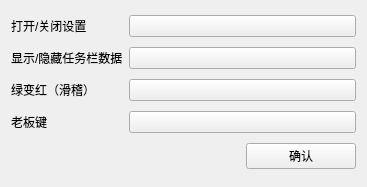
Above: uis/rc_setting/shortcut_key/shortcut_key.ui from YQBaobao/RollerCoaster before the change. Below: the same form after it.
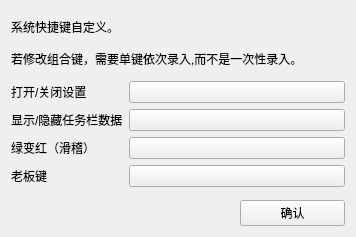
That is the form after the change.

Commit message: FIX:优化页面显示

```diff
--- a/uis/rc_setting/shortcut_key/shortcut_key.ui
+++ b/uis/rc_setting/shortcut_key/shortcut_key.ui
@@ -6,48 +6,70 @@
    <rect>
     <x>0</x>
     <y>0</y>
-    <width>367</width>
-    <height>187</height>
+    <width>356</width>
+    <height>237</height>
    </rect>
   </property>
   <property name="windowTitle">
    <string>Form</string>
   </property>
   <layout class="QGridLayout" name="gridLayout">
-   <item row="1" column="1" colspan="2">
+   <item row="4" column="1" colspan="2">
     <widget class="QPushButton" name="pb_show_data"/>
    </item>
-   <item row="0" column="1" colspan="2">
+   <item row="3" column="1" colspan="2">
     <widget class="QPushButton" name="pb_open_setting"/>
    </item>
-   <item row="1" column="0">
-    <widget class="QLabel" name="label_10">
+   <item row="5" column="1" colspan="2">
+    <widget class="QPushButton" name="pb_red_green_switch"/>
+   </item>
+   <item row="8" column="1">
+    <widget class="QLabel" name="label_3">
      <property name="text">
-      <string>显示/隐藏任务栏数据</string>
+      <string/>
      </property>
     </widget>
    </item>
-   <item row="3" column="0">
-    <widget class="QLabel" name="label_11">
+   <item row="8" column="0">
+    <widget class="QLabel" name="label_2">
      <property name="text">
-      <string>老板键</string>
+      <string/>
      </property>
     </widget>
    </item>
-   <item row="2" column="0">
+   <item row="0" column="0" colspan="3">
+    <spacer name="verticalSpacer">
+     <property name="orientation">
+      <enum>Qt::Vertical</enum>
+     </property>
+     <property name="sizeHint" stdset="0">
+      <size>
+       <width>20</width>
+       <height>40</height>
+      </size>
+     </property>
+    </spacer>
+   </item>
+   <item row="1" column="0" colspan="3">
+    <widget class="QLabel" name="label_4">
+     <property name="text">
+      <string>系统快捷键自定义。
+
+若修改组合键，需要单键依次录入,而不是一次性录入。</string>
+     </property>
+    </widget>
+   </item>
+   <item row="6" column="1" colspan="2">
+    <widget class="QPushButton" name="pb_boss_key"/>
+   </item>
+   <item row="5" column="0">
     <widget class="QLabel" name="label">
      <property name="text">
       <string>绿变红（滑稽）</string>
      </property>
     </widget>
    </item>
-   <item row="3" column="1" colspan="2">
-    <widget class="QPushButton" name="pb_boss_key"/>
-   </item>
-   <item row="2" column="1" colspan="2">
-    <widget class="QPushButton" name="pb_red_green_switch"/>
-   </item>
-   <item row="0" column="0">
+   <item row="3" column="0">
     <widget class="QLabel" name="label_9">
      <property name="text">
       <string>打开/关闭设置</string>
@@ -55,26 +77,52 @@
     </widget>
    </item>
    <item row="4" column="0">
-    <widget class="QLabel" name="label_2">
+    <widget class="QLabel" name="label_10">
      <property name="text">
-      <string/>
+      <string>显示/隐藏任务栏数据</string>
      </property>
     </widget>
    </item>
-   <item row="4" column="1">
-    <widget class="QLabel" name="label_3">
+   <item row="6" column="0">
+    <widget class="QLabel" name="label_11">
      <property name="text">
-      <string/>
+      <string>老板键</string>
      </property>
     </widget>
    </item>
-   <item row="4" column="2">
+   <item row="7" column="0" colspan="3">
+    <spacer name="verticalSpacer_2">
+     <property name="orientation">
+      <enum>Qt::Vertical</enum>
+     </property>
+     <property name="sizeHint" stdset="0">
+      <size>
+       <width>20</width>
+       <height>40</height>
+      </size>
+     </property>
+    </spacer>
+   </item>
+   <item row="8" column="2">
     <widget class="QPushButton" name="pb_accepted_3">
      <property name="text">
       <string>确认</string>
      </property>
     </widget>
    </item>
+   <item row="2" column="0" colspan="3">
+    <spacer name="verticalSpacer_3">
+     <property name="orientation">
+      <enum>Qt::Vertical</enum>
+     </property>
+     <property name="sizeHint" stdset="0">
+      <size>
+       <width>20</width>
+       <height>40</height>
+      </size>
+     </property>
+    </spacer>
+   </item>
   </layout>
  </widget>
  <resources/>
```
The commit also changes 5 other files.
